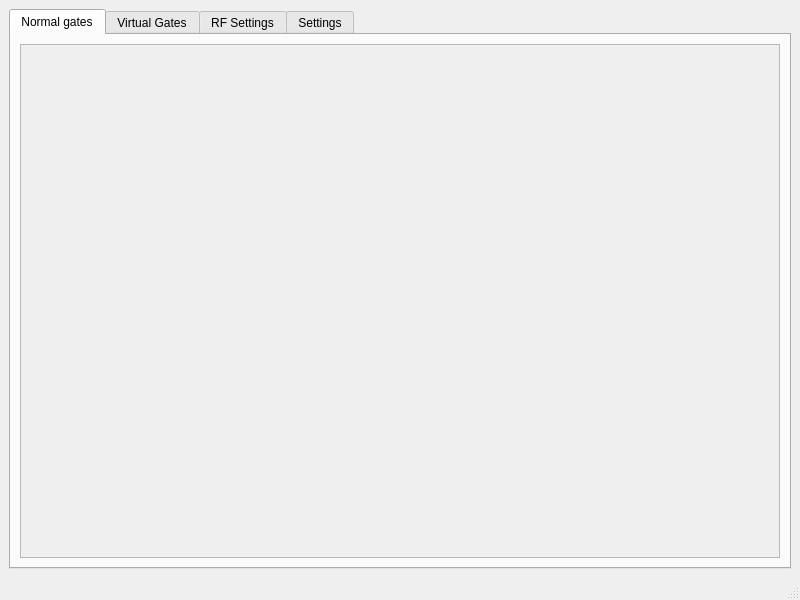
stephanlphilips/core_tools, file core_tools/GUI/param_viewer/param_viewer_GUI_window.ui: the form before one commit.
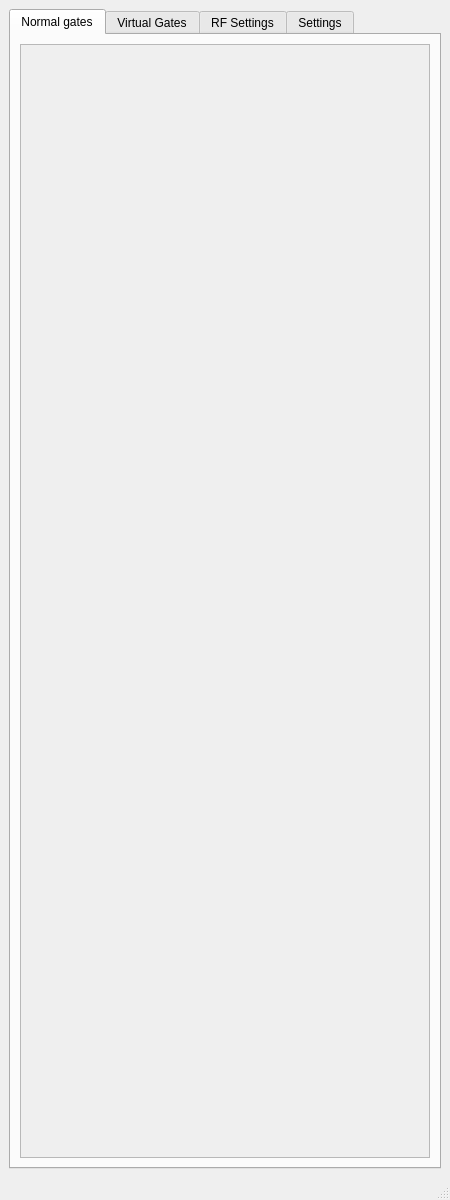
The form after the commit.

Patch:
```diff
--- a/core_tools/GUI/param_viewer/param_viewer_GUI_window.ui
+++ b/core_tools/GUI/param_viewer/param_viewer_GUI_window.ui
@@ -6,8 +6,8 @@
    <rect>
     <x>0</x>
     <y>0</y>
-    <width>800</width>
-    <height>600</height>
+    <width>450</width>
+    <height>1200</height>
    </rect>
   </property>
   <property name="windowTitle">
```
Left out of the diff: 12 changed lines with no effect on the pictures.
